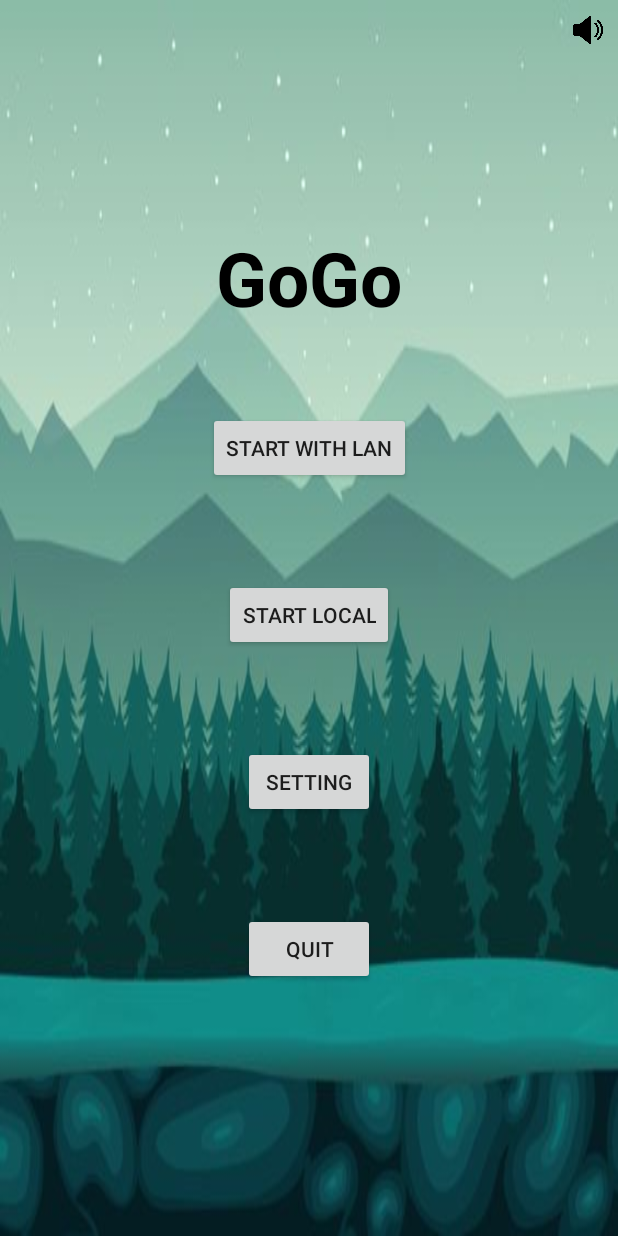
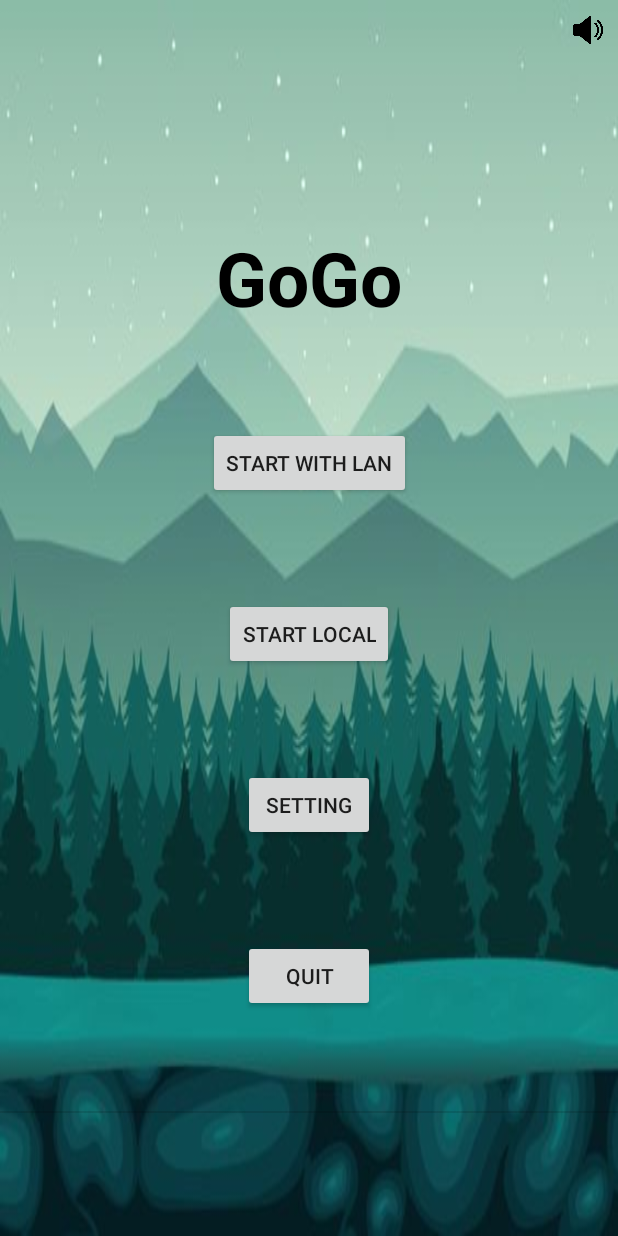
Before and after one commit to phuontharo/1102_gogo, an Android app: the layout activity_start.xml on its own in the app's theme, with its tools: preview values and no code run, on a phone screen of 412 x 824 dp. Run offline under Robolectric (Android 15) with nearby library versions, the phone set to English and light mode, and no system bars.

Commit message:
1102_test

```diff
--- a/app/src/main/res/layout/activity_start.xml
+++ b/app/src/main/res/layout/activity_start.xml
@@ -42,10 +42,11 @@
         android:layout_height="wrap_content"
         android:onClick="onClickStart"
         android:text="Start Local"
-        app:layout_constraintBottom_toBottomOf="parent"
+        app:layout_constraintBottom_toTopOf="@+id/btn_setting"
         app:layout_constraintEnd_toEndOf="parent"
+        app:layout_constraintHorizontal_bias="0.5"
         app:layout_constraintStart_toStartOf="parent"
-        app:layout_constraintTop_toBottomOf="@+id/textView2"
+        app:layout_constraintTop_toBottomOf="@+id/btn_start_lan"
         app:layout_constraintVertical_bias="0.30" />
 
     <Button
@@ -54,8 +55,9 @@
         android:layout_height="wrap_content"
         android:onClick="onClickLan"
         android:text="Start With Lan"
-        app:layout_constraintBottom_toBottomOf="parent"
+        app:layout_constraintBottom_toTopOf="@+id/btn_start"
         app:layout_constraintEnd_toEndOf="parent"
+        app:layout_constraintHorizontal_bias="0.5"
         app:layout_constraintStart_toStartOf="parent"
         app:layout_constraintTop_toBottomOf="@+id/textView2"
         app:layout_constraintVertical_bias="0.10" />
@@ -66,10 +68,11 @@
         android:layout_height="wrap_content"
         android:onClick="onClickSetting"
         android:text="Setting"
-        app:layout_constraintBottom_toBottomOf="parent"
+        app:layout_constraintBottom_toTopOf="@+id/btn_quiz"
         app:layout_constraintEnd_toEndOf="parent"
+        app:layout_constraintHorizontal_bias="0.5"
         app:layout_constraintStart_toStartOf="parent"
-        app:layout_constraintTop_toBottomOf="@+id/textView2"
+        app:layout_constraintTop_toBottomOf="@+id/btn_start"
         app:layout_constraintVertical_bias="0.50" />
 
     <Button
@@ -78,9 +81,22 @@
         android:layout_height="wrap_content"
         android:onClick="onClickQuit"
         android:text="Quit"
+        app:layout_constraintBottom_toTopOf="@+id/divider2"
+        app:layout_constraintEnd_toEndOf="parent"
+        app:layout_constraintHorizontal_bias="0.5"
+        app:layout_constraintStart_toStartOf="parent"
+        app:layout_constraintTop_toBottomOf="@+id/btn_setting"
+        app:layout_constraintVertical_bias="0.70" />
+
+    <View
+        android:id="@+id/divider2"
+        android:layout_width="729dp"
+        android:layout_height="1dp"
+        android:background="?android:attr/listDivider"
         app:layout_constraintBottom_toBottomOf="parent"
         app:layout_constraintEnd_toEndOf="parent"
+        app:layout_constraintHorizontal_bias="0.0"
         app:layout_constraintStart_toStartOf="parent"
-        app:layout_constraintTop_toBottomOf="@+id/textView2"
-        app:layout_constraintVertical_bias="0.70" />
+        app:layout_constraintTop_toTopOf="parent"
+        app:layout_constraintVertical_bias="0.9" />
 </androidx.constraintlayout.widget.ConstraintLayout>
```
Also changed, not shown: app/src/main/AndroidManifest.xml (+15 -7 lines), app/src/main/res/layout/activity_information.xml (+8 -11 lines), app/src/main/res/layout/activity_main.xml (+62 -34 lines), app/src/main/res/layout/activity_wait_guest.xml (+51 -51 lines).
